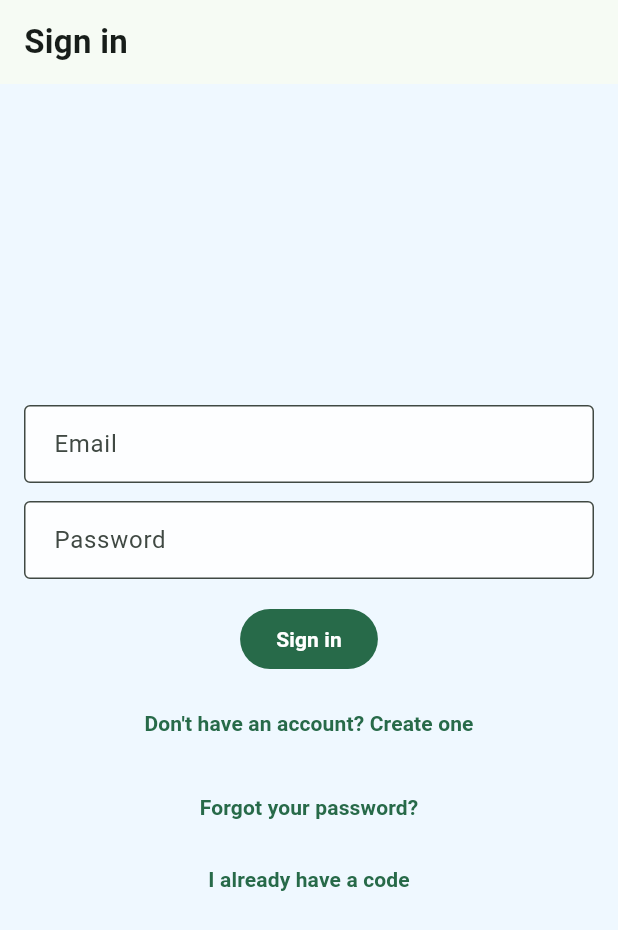
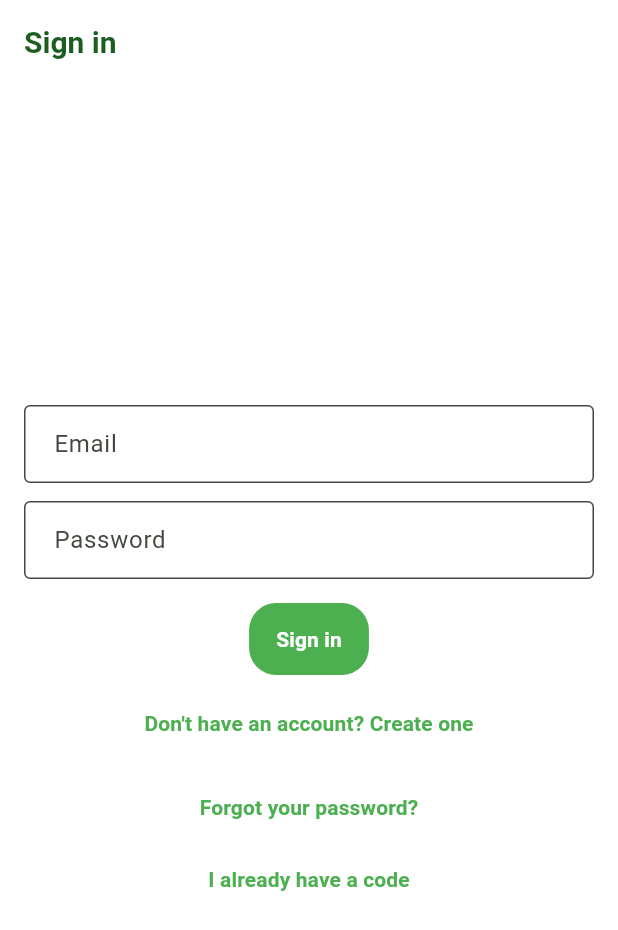
Before and after one commit to mizzymi/EcoPulse, a Flutter app: the screen it shows after launch, on a phone screen of 412 x 824 dp. Shown: the top 930 px of the screen. Run offline on Flutter 3.47's test engine with Material 3 defaults, Android fonts, the light colour scheme and no system bars; our stand-ins replace dio, fl_chart, flutter_riverpod, flutter_svg, shared_preferences, socket_io_client.

Commit message:
feat: improve colors and contrast

```diff
--- a/app/lib/bootstrap.dart
+++ b/app/lib/bootstrap.dart
@@ -21,6 +21,7 @@ Future<void> bootstrap() async {
 
   runApp(UncontrolledProviderScope(
     container: container,
+
     child: const EcoPulseApp(),
   ));
 }
--- a/app/lib/features/home/widgets/household_carousel.dart
+++ b/app/lib/features/home/widgets/household_carousel.dart
@@ -5,6 +5,8 @@ import 'package:flutter/material.dart';
 import 'package:flutter_riverpod/flutter_riverpod.dart';
 import 'package:ecopulse/ui/widgets/household_card.dart';
 import 'package:intl/intl.dart';
+
+import '../../../ui/theme/app_theme.dart';
 
 class HouseholdCarousel extends ConsumerStatefulWidget {
   const HouseholdCarousel({super.key});
@@ -123,7 +125,6 @@ class _Dots extends StatelessWidget {
 
   @override
   Widget build(BuildContext context) {
-    final cs = Theme.of(context).colorScheme;
     return Row(
       mainAxisAlignment: MainAxisAlignment.center,
       children: List.generate(count, (i) {
@@ -134,7 +135,7 @@ class _Dots extends StatelessWidget {
           height: 8,
           width: active ? 22 : 8,
           decoration: BoxDecoration(
-            color: active ? cs.primary : cs.primary.withOpacity(.25),
+            color: active ? T.cPrimary : T.cPrimary.withOpacity(.25),
             borderRadius: BorderRadius.circular(99),
           ),
         );
--- a/app/lib/features/households/household_detail_screen.dart
+++ b/app/lib/features/households/household_detail_screen.dart
@@ -34,6 +34,7 @@ import 'package:flutter/material.dart';
 import 'package:flutter_riverpod/flutter_riverpod.dart';
 
 import '../../api/dio.dart';
+import '../../ui/theme/app_theme.dart';
 import 'generate_invite_screen.dart';
 import 'savings/savings_goals_screen.dart';
 
@@ -344,7 +345,7 @@ class _HouseholdDetailScreenState extends ConsumerState<HouseholdDetailScreen> {
       appBar: AppBar(
         title: Text(name),
         bottom: PreferredSize(
-          preferredSize: const Size.fromHeight(88),
+          preferredSize: const Size.fromHeight(50),
           child: Padding(
             padding: const EdgeInsets.fromLTRB(12, 0, 12, 8),
             child: Column(
@@ -411,6 +412,8 @@ class _HouseholdDetailScreenState extends ConsumerState<HouseholdDetailScreen> {
         onPressed: () => _openAddEntry(),
         icon: const Icon(Icons.add),
         label: Text(s.addEntryFab),
+        backgroundColor: T.cPrimary,
+        foregroundColor: Colors.white,
       ),
 
       // Cuerpo
--- a/app/lib/features/households/widgets/summary_card.dart
+++ b/app/lib/features/households/widgets/summary_card.dart
@@ -65,7 +65,7 @@ class SummaryCard extends StatelessWidget {
                             .textTheme
                             .headlineSmall
                             ?.copyWith(
-                              color: closing >= 0 ? Colors.teal : Colors.red,
+                              color: closing >= 0 ? Colors.green[900] : Colors.red[900],
                               fontWeight: FontWeight.bold,
                             ),
                       ),
--- a/app/lib/ui/theme/app_theme.dart
+++ b/app/lib/ui/theme/app_theme.dart
@@ -1,10 +1,10 @@
 import 'package:flutter/material.dart';
 
 class T {
-  static const cPrimary = Color.fromARGB(255, 52, 121, 86);
-  static const cSecondary = Color.fromARGB(255, 98, 202, 188);
-  static const cBg = Color(0xFFEFF8FF);
-  static const cText = Color(0xFF0D1B2A);
+  static const cPrimary = Colors.green;
+  static const cSecondary = Colors.lightGreen;
+  static const cBg = Colors.white;
+  static const cText = Colors.black;
 
   static const header = LinearGradient(
     begin: Alignment.topLeft,
@@ -17,20 +17,47 @@ class T {
     gradient: LinearGradient(
       begin: Alignment.topLeft,
       end: Alignment.bottomRight,
-          colors: [
-            Colors.white.withOpacity(.35),
-            Colors.white.withOpacity(.15)
-          ],
+      colors: [Colors.white54, Colors.white24],
     ),
-        border: Border.all(color: Colors.white.withOpacity(.35)),
+    border: Border.all(color: Colors.white38),
   );
 }
 
 class AppTheme {
-  static final light = ThemeData(
+  static final light = (() {
+    final base = ColorScheme.fromSeed(
+      seedColor: T.cPrimary,
+      brightness: Brightness.light,
+    );
+
+    final scheme = base.copyWith(
+      primary: T.cPrimary,
+      secondary: T.cSecondary,
+      tertiary: T.cSecondary,
+      onPrimary: Colors.white,
+      onSecondary: Colors.black,
+      onTertiary: Colors.black,
+      surface: Colors.white,
+      onSurface: Colors.black,
+    );
+
+    return ThemeData(
       useMaterial3: true,
+      colorScheme: scheme,
       scaffoldBackgroundColor: T.cBg,
-    colorScheme: ColorScheme.fromSeed(seedColor: T.cPrimary),
+      appBarTheme: AppBarTheme(
+        backgroundColor: Colors.transparent,
+        foregroundColor: Colors.green[900],
+        elevation: 0,
+        centerTitle: false,
+        iconTheme: IconThemeData(color: Colors.green[900]),
+        titleTextStyle: TextStyle(
+          color: Colors.green[900],
+          fontSize: 20,
+          fontWeight: FontWeight.w700,
+        ),
+        surfaceTintColor: Colors.transparent,
+      ),
       textTheme: const TextTheme(
         titleLarge: TextStyle(fontWeight: FontWeight.w700, letterSpacing: .2),
         labelLarge: TextStyle(fontWeight: FontWeight.w600),
@@ -41,14 +68,50 @@ class AppTheme {
         fillColor: Colors.white.withOpacity(.9),
         contentPadding: const EdgeInsets.symmetric(horizontal: 16, vertical: 14),
         border: OutlineInputBorder(
-          borderRadius: BorderRadius.circular(18), borderSide: BorderSide.none),
+          borderRadius: BorderRadius.circular(18),
+          borderSide: BorderSide.none,
+        ),
+      ),
+      filledButtonTheme: FilledButtonThemeData(
+        style: FilledButton.styleFrom(
+          backgroundColor: scheme.primary,
+          foregroundColor: scheme.onPrimary,
+          padding: const EdgeInsets.symmetric(vertical: 14, horizontal: 18),
+          shape: RoundedRectangleBorder(borderRadius: BorderRadius.circular(18)),
+        ),
       ),
       elevatedButtonTheme: ElevatedButtonThemeData(
         style: ElevatedButton.styleFrom(
-        padding: const EdgeInsets.symmetric(vertical: 14),
+          backgroundColor: scheme.primary,
+          foregroundColor: scheme.onPrimary,
+          elevation: 0,
+          padding: const EdgeInsets.symmetric(vertical: 14, horizontal: 18),
           shape: RoundedRectangleBorder(borderRadius: BorderRadius.circular(18)),
-        elevation: 0,
+        ),
+      ),
+      textButtonTheme: TextButtonThemeData(
+        style: TextButton.styleFrom(
+          foregroundColor: scheme.primary,
+          padding: const EdgeInsets.symmetric(horizontal: 12, vertical: 8),
+        ),
+      ),
+      iconButtonTheme: IconButtonThemeData(
+        style: IconButton.styleFrom(foregroundColor: scheme.primary),
+      ),
+      floatingActionButtonTheme: FloatingActionButtonThemeData(
+        backgroundColor: scheme.primary,
+        foregroundColor: scheme.onPrimary,
+        extendedTextStyle: const TextStyle(fontWeight: FontWeight.w700),
+      ),
+      cardTheme: const CardThemeData(surfaceTintColor: Colors.transparent),
+      dialogTheme: const DialogThemeData(surfaceTintColor: Colors.transparent),
+      bottomSheetTheme: const BottomSheetThemeData(
+        surfaceTintColor: Colors.transparent,
+        backgroundColor: Colors.white,
+        shape: RoundedRectangleBorder(
+          borderRadius: BorderRadius.vertical(top: Radius.circular(24)),
         ),
       ),
     );
+  })();
 }
--- a/app/lib/ui/widgets/household_card.dart
+++ b/app/lib/ui/widgets/household_card.dart
@@ -1,5 +1,7 @@
 import 'package:ecopulse/l10n/l10n.dart';
 import 'package:flutter/material.dart';
+
+import '../theme/app_theme.dart';
 
 class HouseholdCard extends StatelessWidget {
   final String title;
@@ -23,7 +25,7 @@ class HouseholdCard extends StatelessWidget {
 
     final gradientColors = danger
         ? <Color>[cs.error, cs.error.withOpacity(.9)]
-        : <Color>[cs.primary, cs.tertiary.withOpacity(.9)];
+        : <Color>[T.cPrimary, T.cSecondary.withOpacity(.9)];
 
     return Container(
       margin: const EdgeInsets.symmetric(vertical: 10),
```
Also changed, not shown: app/lib/app/pages/home_scaffold.dart (+5 -3 lines), app/lib/app/widgets/app_topbar.dart (+5 -9 lines), app/lib/features/home/widgets/add_house_cta.dart (+4 -5 lines), app/lib/features/households/widgets/movements_list.dart (+7 -3 lines), app/lib/features/households/widgets/trends/household_movements_chart_screen.dart (+48 -36 lines), app/lib/assets/app_icon.svg (deleted), app/lib/assets/app_icon_1024.png, 1 other file. Lines whose indentation alone changed are shown as unchanged.
